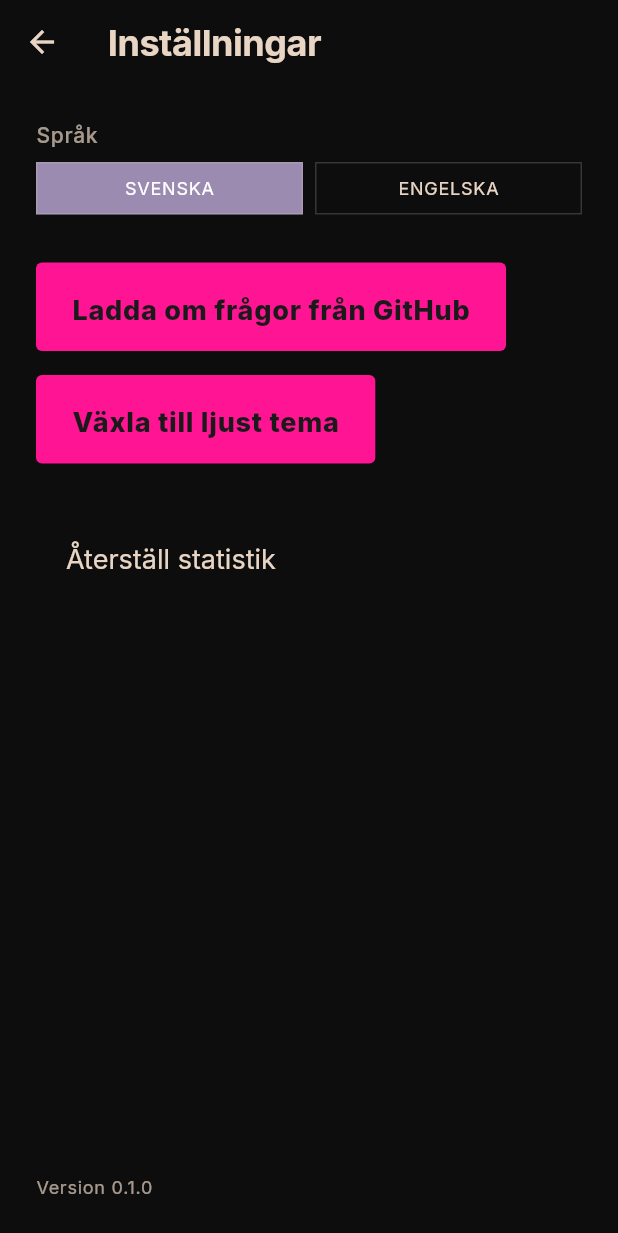
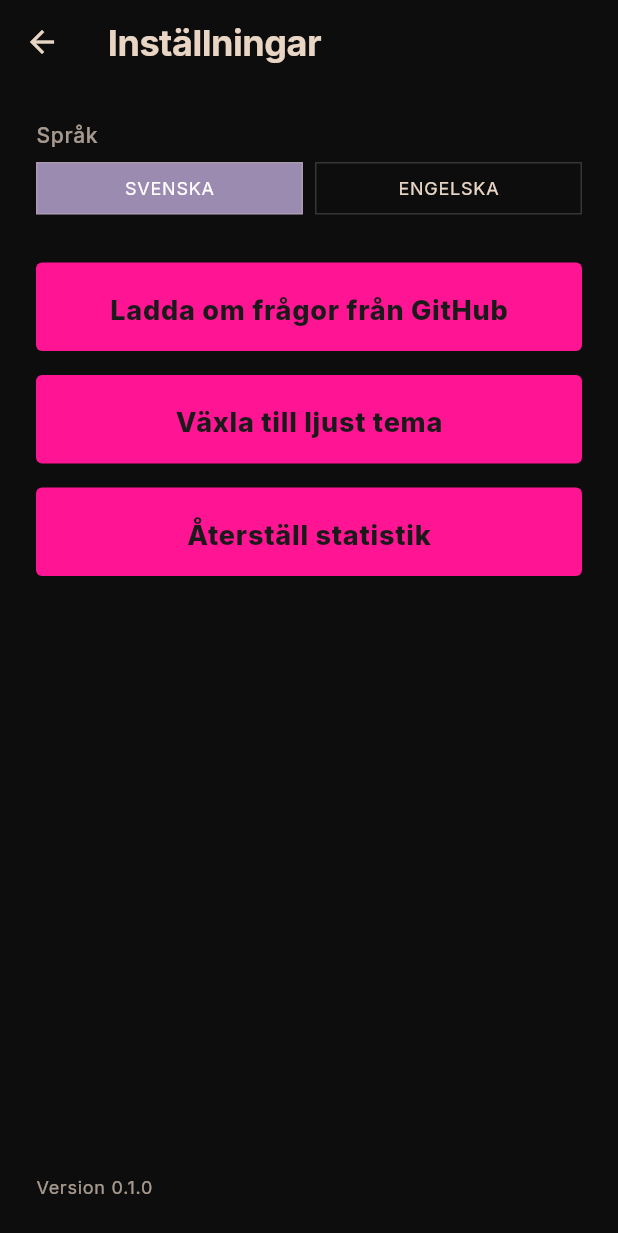
Before and after one commit to raisanen/Femman, a Flutter app: the SettingsScreen screen opened by its route, on a phone screen of 412 x 824 dp. Shown: the top 1233 px of the screen. Run offline on Flutter 3.47's test engine with Material 3 defaults, Android fonts, the phone set to English and light mode, and no system bars; our stand-ins replace flutter_riverpod, google_fonts, hive, hive_flutter, shared_preferences; accounts and stored records are empty; network calls fail.

Commit message:
Settings styling

```diff
--- a/lib/features/settings/settings_screen.dart
+++ b/lib/features/settings/settings_screen.dart
@@ -77,7 +77,9 @@ class SettingsScreen extends ConsumerWidget {
               const SizedBox(height: AppSpacing.xl),
 
               // Reload questions from GitHub
-              ElevatedButton(
+              SizedBox(
+                width: double.infinity,
+                child: ElevatedButton(
                   onPressed: () => _reloadQuestions(context, ref, language),
                   child: Text(
                     language == AppLanguage.sv ? 'Ladda om frågor från GitHub' : 'Reload questions from GitHub',
@@ -86,11 +88,14 @@ class SettingsScreen extends ConsumerWidget {
                     ),
                   ),
                 ),
+              ),
 
               const SizedBox(height: AppSpacing.md),
 
               // Theme toggle
-              ElevatedButton(
+              SizedBox(
+                width: double.infinity,
+                child: ElevatedButton(
                   onPressed: () {
                     ref.read(themeModeProvider.notifier).toggleTheme();
                   },
@@ -110,16 +115,20 @@ class SettingsScreen extends ConsumerWidget {
                     },
                   ),
                 ),
+              ),
 
-              const SizedBox(height: AppSpacing.xl),
+              const SizedBox(height: AppSpacing.md),
 
               // Reset stats
-              TextButton(
+              SizedBox(
+                width: double.infinity,
+                child: ElevatedButton(
                   onPressed: () => _confirmResetStats(context, ref, language),
                   child: Text(
                     language == AppLanguage.sv ? 'Återställ statistik' : 'Reset stats',
                     style: AppTypography.bodyMedium.copyWith(
-                    color: theme.colorScheme.onSurface,
+                      fontWeight: FontWeight.w800,
+                    ),
                   ),
                 ),
               ),
```
Lines whose indentation alone changed are shown as unchanged.
